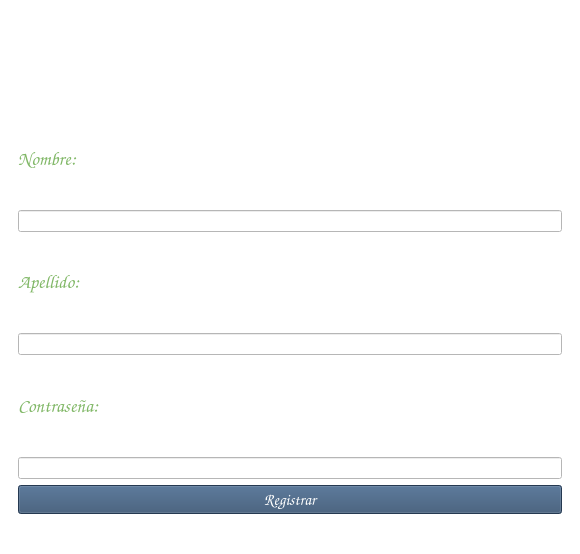
Above: hitagget/mainwindow.ui from Lossani/CC31_U201720651_U201920080_U201921200_U201920273 before the change. Below: the same form after it.
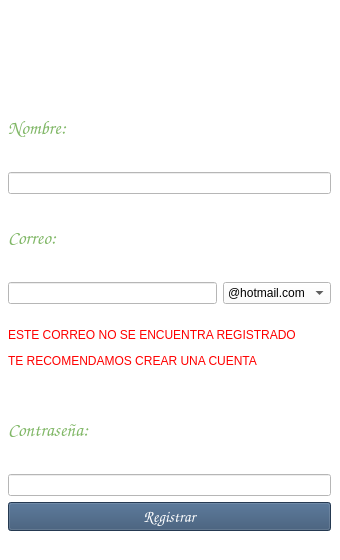
That is the form after the change. The open tabs and pages were chosen to show the change.

The edit to the form file:
```diff
--- a/hitagget/mainwindow.ui
+++ b/hitagget/mainwindow.ui
@@ -6,10 +6,28 @@
    <rect>
     <x>0</x>
     <y>0</y>
-    <width>570</width>
-    <height>554</height>
+    <width>340</width>
+    <height>560</height>
    </rect>
   </property>
+  <property name="sizePolicy">
+   <sizepolicy hsizetype="Fixed" vsizetype="Fixed">
+    <horstretch>0</horstretch>
+    <verstretch>0</verstretch>
+   </sizepolicy>
+  </property>
+  <property name="minimumSize">
+   <size>
+    <width>340</width>
+    <height>560</height>
+   </size>
+  </property>
+  <property name="maximumSize">
+   <size>
+    <width>340</width>
+    <height>560</height>
+   </size>
+  </property>
   <property name="windowTitle">
    <string>HiTagget LogIn</string>
   </property>
@@ -17,26 +35,22 @@
    <string notr="true">background-color: rgb(255, 255, 255);</string>
   </property>
   <widget class="QWidget" name="centralwidget">
-   <layout class="QHBoxLayout" name="horizontalLayout">
-    <item>
      <widget class="QStackedWidget" name="Ventanas">
+    <property name="geometry">
+     <rect>
+      <x>-1</x>
+      <y>-1</y>
+      <width>341</width>
+      <height>541</height>
+     </rect>
+    </property>
       <property name="currentIndex">
        <number>1</number>
       </property>
       <widget class="QWidget" name="page">
-       <layout class="QVBoxLayout" name="verticalLayout">
-        <item>
-         <widget class="QLabel" name="lblLogo">
-          <property name="text">
-           <string/>
-          </property>
-          <property name="scaledContents">
-           <bool>true</bool>
-          </property>
-         </widget>
-        </item>
-        <item>
-         <widget class="QLabel" name="lblnombre">
+     <layout class="QGridLayout" name="gridLayout">
+      <item row="1" column="0" colspan="2">
+       <widget class="QLabel" name="lblNombreReg">
           <property name="font">
            <font>
             <family>Comic Sans MS</family>
@@ -54,36 +68,14 @@
           </property>
          </widget>
         </item>
-        <item>
-         <widget class="QLineEdit" name="leNombre"/>
-        </item>
-        <item>
-         <widget class="QLabel" name="lblapellido">
-          <property name="font">
-           <font>
-            <family>Comic Sans MS</family>
-            <pointsize>8</pointsize>
-            <weight>50</weight>
-            <italic>false</italic>
-            <bold>false</bold>
-           </font>
-          </property>
-          <property name="styleSheet">
-           <string notr="true">font: 8pt &quot;Comic Sans MS&quot;;</string>
-          </property>
-          <property name="text">
-           <string>&lt;html&gt;&lt;head/&gt;&lt;body&gt;&lt;p&gt;&lt;span style=&quot; font-size:14pt; color:#80b766;&quot;&gt;Apellido:&lt;/span&gt;&lt;/p&gt;&lt;/body&gt;&lt;/html&gt;</string>
-          </property>
-         </widget>
-        </item>
-        <item>
-         <widget class="QLineEdit" name="leApellido">
+      <item row="4" column="0">
+       <widget class="QLineEdit" name="leCorreoReg">
           <property name="text">
            <string/>
           </property>
          </widget>
         </item>
-        <item>
+      <item row="7" column="0" colspan="2">
          <widget class="QLabel" name="lblcontra">
           <property name="font">
            <font>
@@ -102,17 +94,7 @@
           </property>
          </widget>
         </item>
-        <item>
-         <widget class="QLineEdit" name="leContra">
-          <property name="echoMode">
-           <enum>QLineEdit::Password</enum>
-          </property>
-          <property name="dragEnabled">
-           <bool>false</bool>
-          </property>
-         </widget>
-        </item>
-        <item>
+      <item row="11" column="0" colspan="2">
          <widget class="QPushButton" name="btnRegistrar">
           <property name="font">
            <font>
@@ -129,6 +111,77 @@
           </property>
          </widget>
         </item>
+      <item row="0" column="0" colspan="2">
+       <widget class="QLabel" name="lblLogo">
+        <property name="text">
+         <string/>
+        </property>
+        <property name="scaledContents">
+         <bool>true</bool>
+        </property>
+       </widget>
+      </item>
+      <item row="2" column="0" colspan="2">
+       <widget class="QLineEdit" name="leNombreReg"/>
+      </item>
+      <item row="4" column="1">
+       <widget class="QComboBox" name="cbReg">
+        <item>
+         <property name="text">
+          <string>@hotmail.com</string>
+         </property>
+        </item>
+        <item>
+         <property name="text">
+          <string>@gmail.com</string>
+         </property>
+        </item>
+        <item>
+         <property name="text">
+          <string>@outlook.com</string>
+         </property>
+        </item>
+       </widget>
+      </item>
+      <item row="3" column="0" colspan="2">
+       <widget class="QLabel" name="lblCorreoReg">
+        <property name="font">
+         <font>
+          <family>Comic Sans MS</family>
+          <pointsize>8</pointsize>
+          <weight>50</weight>
+          <italic>false</italic>
+          <bold>false</bold>
+         </font>
+        </property>
+        <property name="styleSheet">
+         <string notr="true">font: 8pt &quot;Comic Sans MS&quot;;</string>
+        </property>
+        <property name="text">
+         <string>&lt;html&gt;&lt;head/&gt;&lt;body&gt;&lt;p&gt;&lt;span style=&quot; font-size:14pt; color:#80b766;&quot;&gt;Correo:&lt;/span&gt;&lt;/p&gt;&lt;/body&gt;&lt;/html&gt;</string>
+        </property>
+       </widget>
+      </item>
+      <item row="8" column="0" colspan="2">
+       <widget class="QLineEdit" name="leContraReg">
+        <property name="echoMode">
+         <enum>QLineEdit::Password</enum>
+        </property>
+        <property name="dragEnabled">
+         <bool>false</bool>
+        </property>
+       </widget>
+      </item>
+      <item row="5" column="0" colspan="2">
+       <widget class="QLabel" name="lblerrorReg">
+        <property name="styleSheet">
+         <string notr="true">color: rgb(255, 0, 0);</string>
+        </property>
+        <property name="text">
+         <string>&lt;html&gt;&lt;head/&gt;&lt;body&gt;&lt;p align=&quot;justify&quot;&gt;&lt;span style=&quot; color:#ff0000;&quot;&gt;ESTE CORREO NO SE ENCUENTRA REGISTRADO&lt;/span&gt;&lt;/p&gt;&lt;p align=&quot;justify&quot;&gt;&lt;span style=&quot; color:#ff0000;&quot;&gt;TE RECOMENDAMOS CREAR UNA CUENTA&lt;/span&gt;&lt;/p&gt;&lt;/body&gt;&lt;/html&gt;</string>
+        </property>
+       </widget>
+      </item>
        </layout>
       </widget>
       <widget class="QWidget" name="page_2">
@@ -209,8 +262,6 @@
        </layout>
       </widget>
      </widget>
-    </item>
-   </layout>
   </widget>
   <widget class="QStatusBar" name="statusbar"/>
   <widget class="QMenuBar" name="menubar">
```
Left out of the diff: 45 changed lines with no effect on the pictures. Lines whose indentation alone changed are shown as unchanged.
